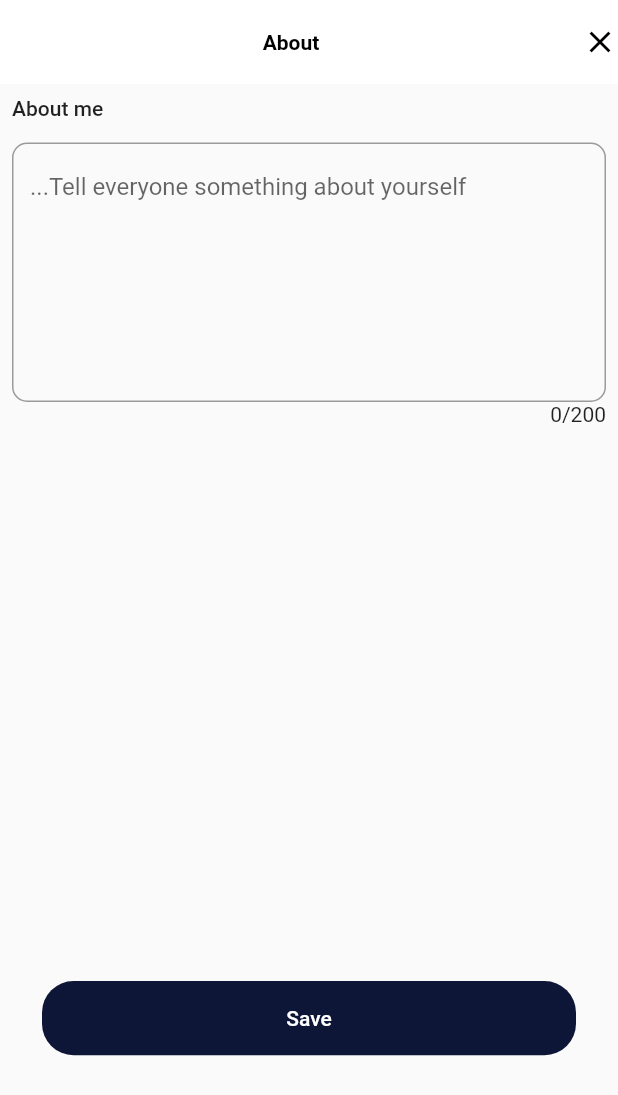
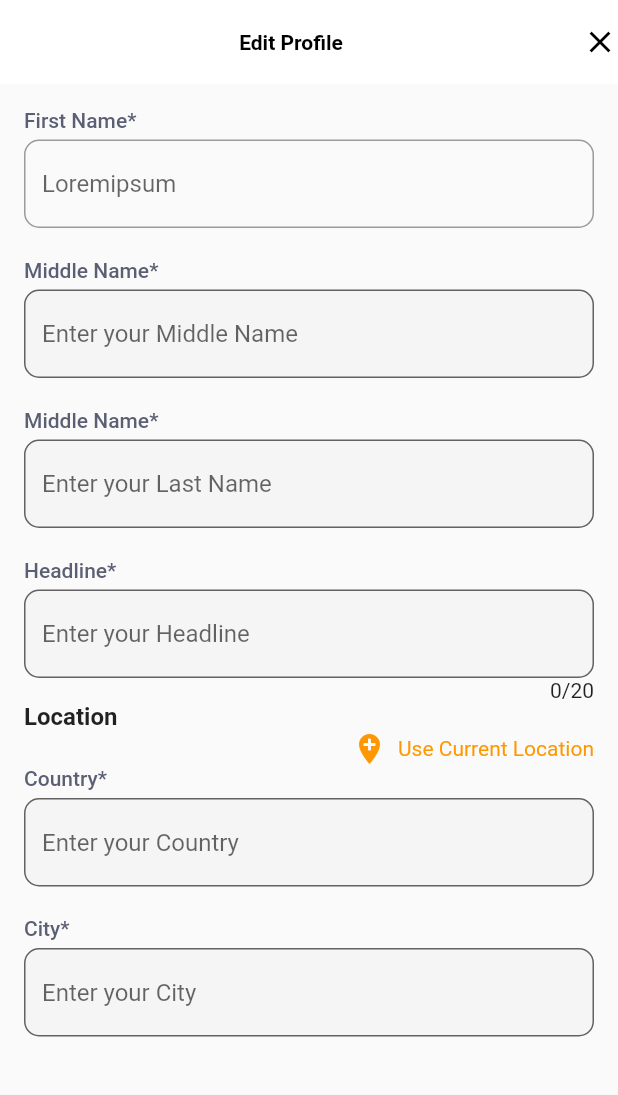
Before and after one commit to Codersanjay-inc/sigularies, a Flutter app: the screen it shows after launch, on a phone screen of 412 x 824 dp. Shown: the top 1095 px of the screen. Run offline on Flutter 3.47's test engine with Material 2 defaults, Android fonts, the light colour scheme and no system bars.

Commit message:
edit profile

```diff
--- a/lib/about.dart
+++ b/lib/about.dart
@@ -38,14 +38,14 @@ class _AboutScreenState extends State<AboutScreen> {
           child: Column(
             crossAxisAlignment: CrossAxisAlignment.start,
             children: [
-              Text(
+              const Text(
                 "About me",
                 style: TextStyle(
                   fontSize: 14,
                   fontWeight: FontWeight.w500,
                 ),
               ),
-              SizedBox(
+              const SizedBox(
                 height: 15,
               ),
               TextField(
@@ -53,7 +53,7 @@ class _AboutScreenState extends State<AboutScreen> {
                 decoration: InputDecoration(
                   border: OutlineInputBorder(
                       borderSide:
-                          BorderSide(width: 1, color: Color(0xffE5E5E5)),
+                          const BorderSide(width: 1, color: Color(0xffE5E5E5)),
                       borderRadius: BorderRadius.circular(10)),
                   hintText: '...Tell everyone something about yourself',
                 ),
@@ -61,7 +61,7 @@ class _AboutScreenState extends State<AboutScreen> {
               Row(
                 mainAxisAlignment: MainAxisAlignment.end,
                 children: [
-                  Text("0/200"),
+                  const Text("0/200"),
                 ],
               ),
               const SizedBox(
--- /dev/null
+++ b/lib/edit.dart
@@ -0,0 +1,202 @@
+import 'package:flutter/material.dart';
+import 'package:flutter/src/widgets/container.dart';
+import 'package:flutter/src/widgets/framework.dart';
+
+class EditScreen extends StatefulWidget {
+  const EditScreen({super.key});
+
+  @override
+  State<EditScreen> createState() => _EditScreenState();
+}
+
+class _EditScreenState extends State<EditScreen> {
+  @override
+  Widget build(BuildContext context) {
+    return Scaffold(
+        appBar: AppBar(
+            elevation: 0.0,
+            backgroundColor: Colors.white,
+            title: const Center(
+              child: Text(
+                "Edit Profile",
+                style: TextStyle(
+                    fontSize: 14,
+                    fontWeight: FontWeight.w600,
+                    color: Colors.black),
+              ),
+            ),
+            actions: const [
+              Icon(
+                Icons.close,
+                color: Colors.black,
+              )
+            ]),
+        body: Padding(
+          padding: const EdgeInsets.all(16.0),
+          child: SingleChildScrollView(
+              child: Column(
+                  crossAxisAlignment: CrossAxisAlignment.start,
+                  children: [
+                const Text(
+                  "First Name*",
+                  style: TextStyle(
+                      fontSize: 14,
+                      fontWeight: FontWeight.w500,
+                      color: Color(0xff5A5F73)),
+                ),
+                const SizedBox(
+                  height: 5,
+                ),
+                TextField(
+                    decoration: InputDecoration(
+                  border: OutlineInputBorder(
+                      borderSide:
+                          const BorderSide(width: 1, color: Color(0xffE5E5E5)),
+                      borderRadius: BorderRadius.circular(10)),
+                  hintText: 'Loremipsum',
+                )),
+                const SizedBox(
+                  height: 20,
+                ),
+                const Text(
+                  "Middle Name*",
+                  style: TextStyle(
+                      fontSize: 14,
+                      fontWeight: FontWeight.w500,
+                      color: Color(0xff5A5F73)),
+                ),
+                const SizedBox(
+                  height: 5,
+                ),
+                TextField(
+                  decoration: InputDecoration(
+                    fillColor: Colors.grey.shade100,
+                    filled: true,
+                    border: OutlineInputBorder(
+                        borderSide: const BorderSide(
+                            width: 1, color: Color(0xffE5E5E5)),
+                        borderRadius: BorderRadius.circular(10)),
+                    hintText: 'Enter your Middle Name',
+                  ),
+                ),
+                SizedBox(
+                  height: 20,
+                ),
+                const Text(
+                  "Middle Name*",
+                  style: TextStyle(
+                      fontSize: 14,
+                      fontWeight: FontWeight.w500,
+                      color: Color(0xff5A5F73)),
+                ),
+                const SizedBox(
+                  height: 5,
+                ),
+                TextField(
+                  decoration: InputDecoration(
+                    fillColor: Colors.grey.shade100,
+                    filled: true,
+                    border: OutlineInputBorder(
+                        borderSide: const BorderSide(
+                            width: 1, color: Color(0xffE5E5E5)),
+                        borderRadius: BorderRadius.circular(10)),
+                    hintText: 'Enter your Last Name',
+                  ),
+                ),
+                SizedBox(
+                  height: 20,
+                ),
+                const Text(
+                  "Headline*",
+                  style: TextStyle(
+                      fontSize: 14,
+                      fontWeight: FontWeight.w500,
+                      color: Color(0xff5A5F73)),
+                ),
+                const SizedBox(
+                  height: 5,
+                ),
+                TextField(
+                  decoration: InputDecoration(
+                    fillColor: Colors.grey.shade100,
+                    filled: true,
+                    border: OutlineInputBorder(
+                        borderSide: const BorderSide(
+                            width: 1, color: Color(0xffE5E5E5)),
+                        borderRadius: BorderRadius.circular(10)),
+                    hintText: 'Enter your Headline',
+                  ),
+                ),
+                Row(
+                  mainAxisAlignment: MainAxisAlignment.end,
+                  children: const [Text("0/20")],
+                ),
+                Text(
+                  "Location",
+                  style: TextStyle(fontSize: 16, fontWeight: FontWeight.bold),
+                ),
+                Row(
+                  mainAxisAlignment: MainAxisAlignment.end,
+                  children: const [
+                    Icon(
+                      Icons.add_location,
+                      color: Colors.orange,
+                    ),
+                    Text(
+                      "  Use Current Location",
+                      style: TextStyle(
+                          fontSize: 14,
+                          fontWeight: FontWeight.w400,
+                          color: Colors.orange),
+                    ),
+                  ],
+                ),
+                const Text(
+                  "Country*",
+                  style: TextStyle(
+                      fontSize: 14,
+                      fontWeight: FontWeight.w500,
+                      color: Color(0xff5A5F73)),
+                ),
+                const SizedBox(
+                  height: 5,
+                ),
+                TextField(
+                  decoration: InputDecoration(
+                    fillColor: Colors.grey.shade100,
+                    filled: true,
+                    border: OutlineInputBorder(
+                        borderSide: const BorderSide(
+                            width: 1, color: Color(0xffE5E5E5)),
+                        borderRadius: BorderRadius.circular(10)),
+                    hintText: 'Enter your Country',
+                  ),
+                ),
+                SizedBox(
+                  height: 20,
+                ),
+                const Text(
+                  "City*",
+                  style: TextStyle(
+                      fontSize: 14,
+                      fontWeight: FontWeight.w500,
+                      color: Color(0xff5A5F73)),
+                ),
+                const SizedBox(
+                  height: 5,
+                ),
+                TextField(
+                  decoration: InputDecoration(
+                    fillColor: Colors.grey.shade100,
+                    filled: true,
+                    border: OutlineInputBorder(
+                        borderSide: const BorderSide(
+                            width: 1, color: Color(0xffE5E5E5)),
+                        borderRadius: BorderRadius.circular(10)),
+                    hintText: 'Enter your City',
+                  ),
+                ),
+              ])),
+        ));
+  }
+}
--- a/lib/main.dart
+++ b/lib/main.dart
@@ -1,5 +1,6 @@
 import 'package:flutter/material.dart';
 import 'package:sing_work/about.dart';
+import 'package:sing_work/edit.dart';
 import 'package:sing_work/firstpage.dart';
 import 'package:sing_work/resume.dart';
 import 'package:sing_work/social_page.dart';
@@ -15,7 +16,7 @@ class HomePage extends StatelessWidget {
   Widget build(BuildContext context) {
     return const MaterialApp(
       debugShowCheckedModeBanner: false,
-      home: AboutScreen(),
+      home: EditScreen(),
     );
   }
 }
```
